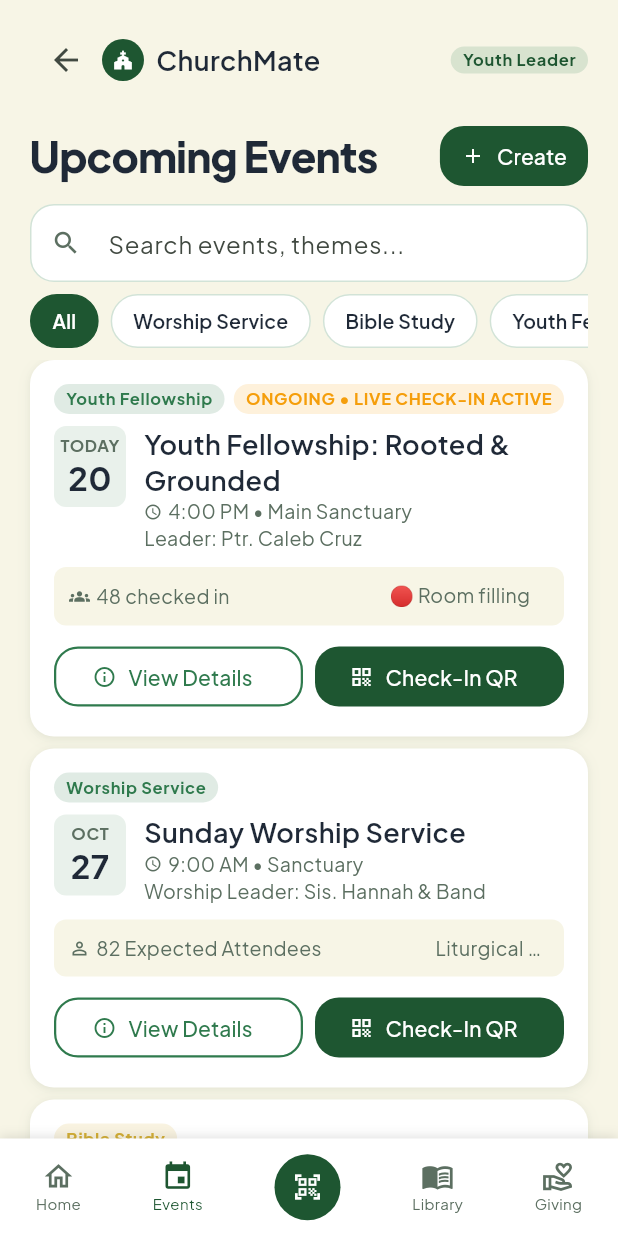
After one commit to eunicecabs/churchmate, a Flutter app: the EventsListScreen screen opened by its route, on a phone screen of 412 x 824 dp. The commit adds this screen. Run offline on Flutter 3.47's test engine with Material 3 defaults, Android fonts, the phone set to English and light mode, and no system bars; our stand-ins replace google_fonts, qr_flutter.

Commit message:
Add Events List screen and fix Dashboard navigation

```diff
--- a/lib/app/routes.dart
+++ b/lib/app/routes.dart
@@ -2,20 +2,24 @@ import 'package:flutter/material.dart';
 import '../features/auth/screens/login_screen.dart';
 import '../features/dashboard/screens/dashboard_screen.dart';
 import '../features/faith/screens/qr_display_screen.dart';
+import '../features/faith/screens/events_list_screen.dart';
 
-/// Named routes for the whole app. Add one line per new screen as you
-/// build features — keeps navigation centralized instead of scattered
-/// Navigator.push calls with inline widget builders.
+/// Named routes for the whole app. Keeps navigation centralized.
 class AppRoutes {
-  static const login = '/login';
-  static const dashboard = '/dashboard';
+  static const String login = '/login';
+  static const String dashboard = '/dashboard';
+  static const String qrDisplay = '/qr-display';
+  static const String events = '/events';
+  static const String eventDetail = '/event-detail';
 
   static Map<String, WidgetBuilder> routes = {
-    '/qr-display': (context) => const QrDisplayScreen(),
     login: (context) => const LoginScreen(),
     dashboard: (context) => const DashboardScreen(),
-    // faith: (context) => const EventListScreen(),
-    // library: (context) => const CatalogScreen(),
-    // finance: (context) => const TransactionsScreen(),
+    qrDisplay: (context) => const QrDisplayScreen(),
+    events: (context) => const EventsListScreen(),
+
+    // Temporarily point eventDetail to EventsListScreen until EventDetailScreen is created,
+    // or point it to a placeholder screen so navigation doesn't fail/crash.
+    eventDetail: (context) => const EventsListScreen(),
   };
 }
--- a/lib/features/dashboard/screens/dashboard_screen.dart
+++ b/lib/features/dashboard/screens/dashboard_screen.dart
@@ -336,23 +336,33 @@ class _BottomNav extends StatelessWidget {
       child: Row(
         mainAxisAlignment: MainAxisAlignment.spaceAround,
         children: [
-          _navItem(Icons.home, 'Home', true),
-          _navItem(Icons.event_outlined, 'Events', false),
-          _scanButton(),
-          _navItem(Icons.menu_book_outlined, 'Library', false),
-          _navItem(Icons.volunteer_activism_outlined, 'Giving', false),
+          _navItem(context, Icons.home, 'Home', true, '/dashboard'),
+          _navItem(context, Icons.event_outlined, 'Events', false, '/events'),
+          GestureDetector(
+            onTap: () => Navigator.pushNamed(context, '/qr-display'),
+            child: _scanButton(),
+          ),
+          _navItem(context, Icons.menu_book_outlined, 'Library', false, null),
+          _navItem(context, Icons.volunteer_activism_outlined, 'Giving', false, null),
         ],
       ),
     );
   }
 
-  Widget _navItem(IconData icon, String label, bool active) {
-    return Column(
-      mainAxisSize: MainAxisSize.min,
-      children: [
-        Icon(icon, color: active ? AppColors.primary900 : AppColors.neutralMuted, size: 22),
-        Text(label, style: TextStyle(fontSize: 10, color: active ? AppColors.primary900 : AppColors.neutralMuted)),
-      ],
+  Widget _navItem(BuildContext context, IconData icon, String label, bool active, String? route) {
+    return InkWell(
+      onTap: () {
+        if (route != null && !active) {
+          Navigator.pushReplacementNamed(context, route);
+        }
+      },
+      child: Column(
+        mainAxisSize: MainAxisSize.min,
+        children: [
+          Icon(icon, color: active ? AppColors.primary900 : AppColors.neutralMuted, size: 22),
+          Text(label, style: TextStyle(fontSize: 10, color: active ? AppColors.primary900 : AppColors.neutralMuted)),
+        ],
+      ),
     );
   }
 
--- /dev/null
+++ b/lib/features/faith/screens/events_list_screen.dart
@@ -0,0 +1,333 @@
+import 'package:flutter/material.dart';
+import '../../../app/theme.dart';
+
+class EventsListScreen extends StatefulWidget {
+  const EventsListScreen({super.key});
+
+  @override
+  State<EventsListScreen> createState() => _EventsListScreenState();
+}
+
+class _EventsListScreenState extends State<EventsListScreen> {
+  String _filter = 'All';
+  final _filters = ['All', 'Worship Service', 'Bible Study', 'Youth Fellowship'];
+
+  @override
+  Widget build(BuildContext context) {
+    return Scaffold(
+      backgroundColor: AppColors.background,
+      body: SafeArea(
+        child: Column(
+          children: [
+            Padding(
+              padding: const EdgeInsets.fromLTRB(AppSpacing.margin, AppSpacing.md, AppSpacing.margin, 0),
+              child: Column(
+                crossAxisAlignment: CrossAxisAlignment.start,
+                children: [
+                  Row(
+                    children: [
+                      IconButton(
+                        onPressed: () => Navigator.pop(context),
+                        icon: const Icon(Icons.arrow_back),
+                      ),
+                      Container(
+                        width: 28,
+                        height: 28,
+                        decoration: const BoxDecoration(color: AppColors.primary900, shape: BoxShape.circle),
+                        child: const Icon(Icons.church, color: Colors.white, size: 14),
+                      ),
+                      const SizedBox(width: 8),
+                      Text('ChurchMate', style: AppTextStyles.headlineMd),
+                      const Spacer(),
+                      Container(
+                        padding: const EdgeInsets.symmetric(horizontal: 8, vertical: 2),
+                        decoration: BoxDecoration(
+                          color: AppColors.primary300.withOpacity(0.3),
+                          borderRadius: BorderRadius.circular(AppRadius.full),
+                        ),
+                        child: Text('Youth Leader', style: AppTextStyles.labelSm.copyWith(color: AppColors.primary900)),
+                      ),
+                    ],
+                  ),
+                  const SizedBox(height: AppSpacing.md),
+                  Row(
+                    mainAxisAlignment: MainAxisAlignment.spaceBetween,
+                    children: [
+                      Text('Upcoming Events', style: AppTextStyles.headlineXlMobile),
+                      ElevatedButton.icon(
+                        onPressed: () {},
+                        icon: const Icon(Icons.add, size: 16),
+                        label: const Text('Create'),
+                        style: AppButtonStyles.primary.copyWith(
+                          minimumSize: const WidgetStatePropertyAll(Size(0, 40)),
+                          padding: const WidgetStatePropertyAll(EdgeInsets.symmetric(horizontal: 14)),
+                        ),
+                      ),
+                    ],
+                  ),
+                  const SizedBox(height: AppSpacing.sm),
+                  TextField(decoration: appInputDecoration(label: 'Search events, themes...', icon: Icons.search)),
+                  const SizedBox(height: AppSpacing.sm),
+                  SizedBox(
+                    height: 36,
+                    child: ListView.separated(
+                      scrollDirection: Axis.horizontal,
+                      itemCount: _filters.length,
+                      separatorBuilder: (_, __) => const SizedBox(width: 8),
+                      itemBuilder: (context, i) {
+                        final selected = _filters[i] == _filter;
+                        return GestureDetector(
+                          onTap: () => setState(() => _filter = _filters[i]),
+                          child: Container(
+                            padding: const EdgeInsets.symmetric(horizontal: 14, vertical: 8),
+                            decoration: BoxDecoration(
+                              color: selected ? AppColors.primary900 : AppColors.surface,
+                              borderRadius: BorderRadius.circular(AppRadius.full),
+                              border: Border.all(color: selected ? AppColors.primary900 : AppColors.primary300.withOpacity(0.4)),
+                            ),
+                            child: Center(
+                              child: Text(
+                                _filters[i],
+                                style: AppTextStyles.labelMd.copyWith(color: selected ? Colors.white : AppColors.neutralDark),
+                              ),
+                            ),
+                          ),
+                        );
+                      },
+                    ),
+                  ),
+                  const SizedBox(height: AppSpacing.sm),
+                ],
+              ),
+            ),
+            Expanded(
+              child: ListView(
+                padding: const EdgeInsets.fromLTRB(AppSpacing.margin, 0, AppSpacing.margin, AppSpacing.lg),
+                children: [
+                  _eventCard(
+                    context, tagLabel: 'Youth Fellowship', tagColor: AppColors.primary700,
+                    statusLabel: 'ONGOING • LIVE CHECK-IN ACTIVE', statusColor: AppColors.statusPending,
+                    day: 'TODAY', date: '20', dateSub: 'Sun',
+                    title: "Youth Fellowship: Rooted & Grounded",
+                    subtitle: '4:00 PM • Main Sanctuary', leader: 'Leader: Ptr. Caleb Cruz',
+                    footer: '48 checked in', footerIcon: Icons.groups, footerExtra: '🔴 Room filling',
+                  ),
+                  const SizedBox(height: AppSpacing.sm),
+                  _eventCard(
+                    context, tagLabel: 'Worship Service', tagColor: AppColors.primary700,
+                    statusLabel: null, statusColor: null,
+                    day: 'OCT', date: '27', dateSub: 'Sun',
+                    title: 'Sunday Worship Service',
+                    subtitle: '9:00 AM • Sanctuary', leader: 'Worship Leader: Sis. Hannah & Band',
+                    footer: '82 Expected Attendees', footerIcon: Icons.person_outline, footerExtra: 'Liturgical • Communion',
+                  ),
+                  const SizedBox(height: AppSpacing.sm),
+                  _eventCard(
+                    context, tagLabel: 'Bible Study', tagColor: AppColors.accent500,
+                    statusLabel: null, statusColor: null,
+                    day: 'OCT', date: '23', dateSub: 'Wed',
+                    title: 'Midweek Youth Bible Study: James',
+                    subtitle: '7:00 PM • Fellowship Hall', leader: 'Speaker: Bro. Joshua Ramos',
+                    footer: '28 Registered', footerIcon: Icons.groups, footerExtra: 'Bring study notebooks',
+                  ),
+                  const SizedBox(height: AppSpacing.sm),
+                  _eventCard(
+                    context, tagLabel: 'Outreach • Mission', tagColor: AppColors.statusPending,
+                    statusLabel: null, statusColor: null,
+                    day: 'NOV', date: '02', dateSub: 'Sat',
+                    title: 'Barangay Dayap Community Outreach',
+                    subtitle: '8:00 AM • Dayap Covered Court', leader: 'Mission Lead: Deaconess Ruth',
+                    footer: 'Volunteers Mobilized', footerIcon: Icons.volunteer_activism, footerExtra: '24 / 35 joined',
+                    showProgress: true, progressValue: 24 / 35,
+                  ),
+                ],
+              ),
+            ),
+          ],
+        ),
+      ),
+      bottomNavigationBar: _bottomNav(context),
+    );
+  }
+
+  Widget _eventCard(BuildContext context, {
+    required String tagLabel, required Color tagColor,
+    String? statusLabel, Color? statusColor,
+    required String day, required String date, required String dateSub,
+    required String title, required String subtitle, required String leader,
+    required String footer, required IconData footerIcon, required String footerExtra,
+    bool showProgress = false, double progressValue = 0,
+  }) {
+    return Container(
+      padding: const EdgeInsets.all(AppSpacing.md),
+      decoration: BoxDecoration(
+        color: AppColors.surface,
+        borderRadius: BorderRadius.circular(AppRadius.container),
+        boxShadow: cardShadow,
+      ),
+      child: Column(
+        crossAxisAlignment: CrossAxisAlignment.start,
+        children: [
+          Row(
+            mainAxisAlignment: MainAxisAlignment.spaceBetween,
+            children: [
+              _pill(tagLabel, tagColor),
+              if (statusLabel != null) _pill(statusLabel, statusColor!),
+            ],
+          ),
+          const SizedBox(height: 8),
+          Row(
+            crossAxisAlignment: CrossAxisAlignment.start,
+            children: [
+              Container(
+                width: 48,
+                padding: const EdgeInsets.symmetric(vertical: 6),
+                decoration: BoxDecoration(
+                  color: AppColors.primary300.withOpacity(0.2),
+                  borderRadius: BorderRadius.circular(AppRadius.base),
+                ),
+                child: Column(children: [
+                  Text(day, style: AppTextStyles.labelSm),
+                  Text(date, style: AppTextStyles.headlineLgMobile),
+                ]),
+              ),
+              const SizedBox(width: 12),
+              Expanded(
+                child: Column(
+                  crossAxisAlignment: CrossAxisAlignment.start,
+                  children: [
+                    Text(title, style: AppTextStyles.headlineMd),
+                    Row(children: [
+                      const Icon(Icons.access_time, size: 12, color: AppColors.neutralMuted),
+                      const SizedBox(width: 4),
+                      Text(subtitle, style: AppTextStyles.bodySm),
+                    ]),
+                    Text(leader, style: AppTextStyles.bodySm),
+                  ],
+                ),
+              ),
+            ],
+          ),
+          const SizedBox(height: 10),
+          Container(
+            padding: const EdgeInsets.all(10),
+            decoration: BoxDecoration(
+              color: AppColors.background,
+              borderRadius: BorderRadius.circular(AppRadius.base),
+            ),
+            child: showProgress
+                ? Column(children: [
+                    Row(
+                      mainAxisAlignment: MainAxisAlignment.spaceBetween,
+                      children: [
+                        Text(footer, style: AppTextStyles.bodySm),
+                        Text(footerExtra, style: AppTextStyles.labelMd),
+                      ],
+                    ),
+                    const SizedBox(height: 6),
+                    ClipRRect(
+                      borderRadius: BorderRadius.circular(AppRadius.full),
+                      child: LinearProgressIndicator(
+                        value: progressValue,
+                        minHeight: 6,
+                        backgroundColor: AppColors.primary300.withOpacity(0.2),
+                        valueColor: const AlwaysStoppedAnimation(AppColors.primary700),
+                      ),
+                    ),
+                  ])
+                : Row(children: [
+                    Icon(footerIcon, size: 14, color: AppColors.neutralMuted),
+                    const SizedBox(width: 4),
+                    Text(footer, style: AppTextStyles.bodySm),
+                    const Spacer(),
+                    Flexible(child: Text(footerExtra, style: AppTextStyles.bodySm, overflow: TextOverflow.ellipsis)),
+                  ]),
+          ),
+          const SizedBox(height: 10),
+          Row(children: [
+            Expanded(
+              child: OutlinedButton.icon(
+                // Safely show details modal or navigate to distinct screen
+                onPressed: () {
+                  showModalBottomSheet(
+                    context: context,
+                    builder: (_) => Container(
+                      padding: const EdgeInsets.all(16),
+                      child: Text(title, style: AppTextStyles.headlineMd),
+                    ),
+                  );
+                },
+                icon: const Icon(Icons.info_outline, size: 16),
+                label: const Text('View Details'),
+                style: AppButtonStyles.secondary.copyWith(minimumSize: const WidgetStatePropertyAll(Size(0, 40))),
+              ),
+            ),
+            const SizedBox(width: 8),
+            Expanded(
+              child: ElevatedButton.icon(
+                onPressed: () => Navigator.pushNamed(context, '/qr-display'),
+                icon: const Icon(Icons.qr_code, size: 16),
+                label: const Text('Check-In QR'),
+                style: AppButtonStyles.primary.copyWith(minimumSize: const WidgetStatePropertyAll(Size(0, 40))),
+              ),
+            ),
+          ]),
+        ],
+      ),
+    );
+  }
+
+  Widget _pill(String text, Color color) {
+    return Container(
+      padding: const EdgeInsets.symmetric(horizontal: 8, vertical: 3),
+      decoration: BoxDecoration(color: color.withOpacity(0.15), borderRadius: BorderRadius.circular(AppRadius.full)),
+      child: Text(text, style: AppTextStyles.labelSm.copyWith(color: color)),
+    );
+  }
+
+  Widget _bottomNav(BuildContext context) {
+    return Container(
+      height: 65,
+      padding: const EdgeInsets.symmetric(vertical: 6),
+      decoration: const BoxDecoration(
+        color: AppColors.surface,
+        boxShadow: [BoxShadow(color: Colors.black12, blurRadius: 6, offset: Offset(0, -1))],
+      ),
+      child: Row(
+        mainAxisAlignment: MainAxisAlignment.spaceAround,
+        children: [
+          _navItem(context, Icons.home_outlined, 'Home', false, '/dashboard'),
+          _navItem(context, Icons.event, 'Events', true, '/events'),
+          GestureDetector(
+            onTap: () => Navigator.pushNamed(context, '/qr-display'),
+            child: Container(
+              width: 44,
+              height: 44,
+              decoration: const BoxDecoration(color: AppColors.primary900, shape: BoxShape.circle),
+              child: const Icon(Icons.qr_code_scanner, color: Colors.white, size: 20),
+            ),
+          ),
+          _navItem(context, Icons.menu_book_outlined, 'Library', false, null),
+          _navItem(context, Icons.volunteer_activism_outlined, 'Giving', false, null),
+        ],
+      ),
+    );
+  }
+
+  Widget _navItem(BuildContext context, IconData icon, String label, bool active, String? route) {
+    return InkWell(
+      onTap: () {
+        if (route != null && !active) {
+          Navigator.pushReplacementNamed(context, route);
+        }
+      },
+      child: Column(
+        mainAxisSize: MainAxisSize.min,
+        children: [
+          Icon(icon, color: active ? AppColors.primary900 : AppColors.neutralMuted, size: 22),
+          Text(label, style: TextStyle(fontSize: 10, color: active ? AppColors.primary900 : AppColors.neutralMuted)),
+        ],
+      ),
+    );
+  }
+}
```
Also changed, not shown: analysis_options.yaml (+9 -0 lines), pubspec.lock.
